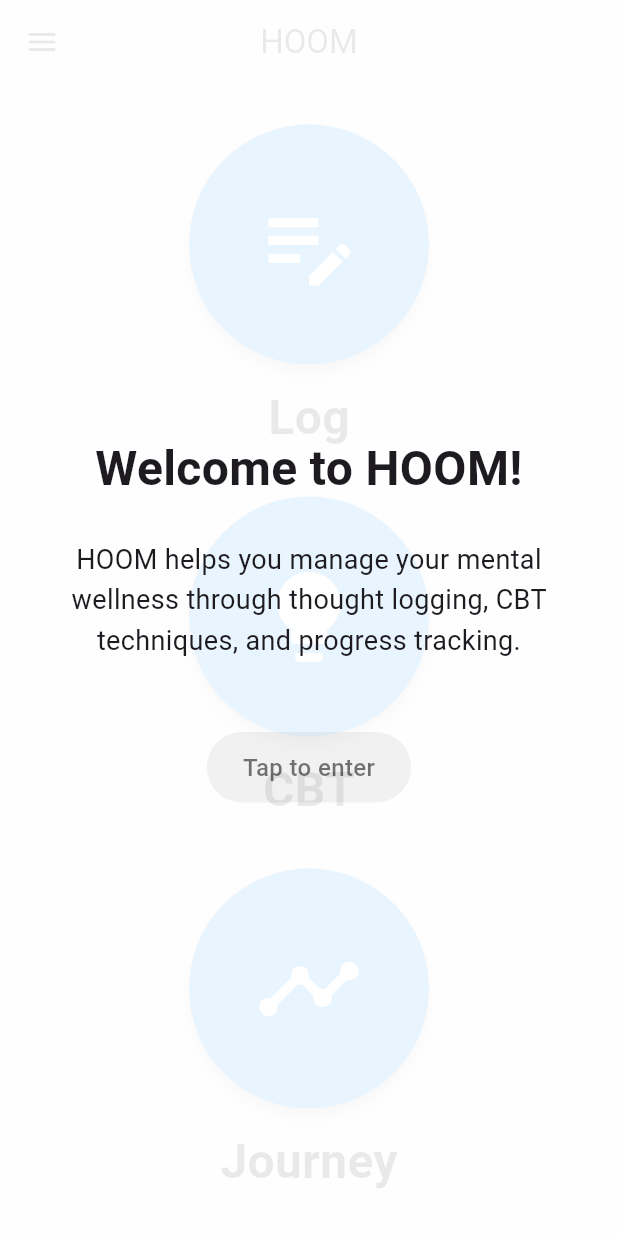
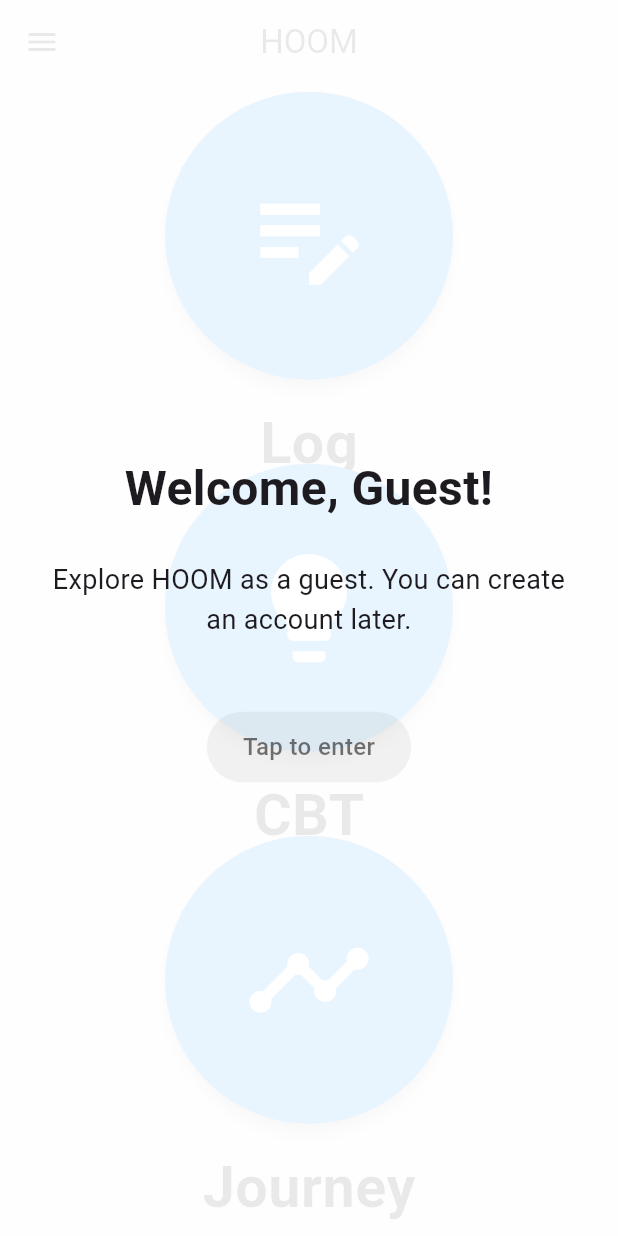
Before and after one commit to WillGasser/FlutterApp, a Flutter app: the screen it shows after launch, after a tap on "Continue as Guest", on a phone screen of 412 x 824 dp. Run offline on Flutter 3.47's test engine with Material 3 defaults, Android fonts, the phone set to English and light mode, and no system bars; drawn by our look-alikes of flutter_animate; our stand-ins replace cloud_firestore, firebase_auth, firebase_core, shared_preferences; accounts and stored records are empty.

Commit message:
button animations

```diff
--- /dev/null
+++ b/health_app/lib/button_effect.dart
@@ -0,0 +1,59 @@
+import 'dart:math';
+import 'package:flutter/material.dart';
+
+class CircularRevealRoute extends PageRouteBuilder {
+  final Widget page;
+  final Offset center;
+  final Color fillColor;
+
+  CircularRevealRoute({
+    required this.page,
+    required this.center,
+    required this.fillColor,
+  }) : super(
+          transitionDuration: const Duration(milliseconds: 600),
+          reverseTransitionDuration: const Duration(milliseconds: 600),
+          pageBuilder: (context, animation, secondaryAnimation) => page,
+        );
+
+  @override
+  Widget buildTransitions(BuildContext context, Animation<double> animation,
+      Animation<double> secondaryAnimation, Widget child) {
+    // Calculate final radius to cover the screen.
+    final Size screenSize = MediaQuery.of(context).size;
+    final double finalRadius =
+        sqrt(pow(screenSize.width, 2) + pow(screenSize.height, 2));
+
+    return Stack(
+      children: [
+        // Fill the background with the blue color.
+        Positioned.fill(child: Container(color: fillColor)),
+        // Reveal the new page with a circular clip.
+        ClipPath(
+          clipper: CircularRevealClipper(
+            center: center,
+            radius: animation.value * finalRadius,
+          ),
+          child: child,
+        ),
+      ],
+    );
+  }
+}
+
+class CircularRevealClipper extends CustomClipper<Path> {
+  final Offset center;
+  final double radius;
+
+  CircularRevealClipper({required this.center, required this.radius});
+
+  @override
+  Path getClip(Size size) {
+    return Path()..addOval(Rect.fromCircle(center: center, radius: radius));
+  }
+
+  @override
+  bool shouldReclip(CircularRevealClipper oldClipper) {
+    return radius != oldClipper.radius || center != oldClipper.center;
+  }
+}
--- a/health_app/lib/home_page.dart
+++ b/health_app/lib/home_page.dart
@@ -7,11 +7,11 @@ import 'screens/thought_log.dart';
 import 'screens/CBT_Training.dart';
 import 'screens/my_journey/my_journey_screen.dart';
 import './welcome_overlay.dart';
-
+import 'button_effect.dart';
 class HomePage extends StatefulWidget {
   final bool isNewLogin;
-
-  const HomePage({Key? key, required this.isNewLogin}) : super(key: key);
+  final String type;
+  const HomePage({Key? key, required this.isNewLogin, required this.type}) : super(key: key);
 
   @override
   State<HomePage> createState() => _HomePageState();
@@ -41,7 +41,7 @@ class _HomePageState extends State<HomePage> {
       });
 
       if (mounted && _showWelcome) {
-        await WelcomeManager.showWelcomeIfNeeded(context);
+        await WelcomeManager.showWelcomeIfNeeded(context, widget.type);
       }
     } catch (e) {
       print('Error initializing app: $e');
@@ -57,9 +57,7 @@ class _HomePageState extends State<HomePage> {
   Widget build(BuildContext context) {
     final themeProvider = Provider.of<ThemeProvider>(context);
     final isDark = themeProvider.isDarkMode;
-
     final primaryColor = isDark ? Colors.tealAccent : Colors.blue;
-    final secondaryColor = isDark ? const Color(0xFF2A2D3E) : Colors.white;
     final textColor = isDark ? Colors.white : Colors.black87;
 
     if (_isLoading) {
@@ -77,105 +75,163 @@ class _HomePageState extends State<HomePage> {
       ),
       drawer: const SideBar(),
       body: Center(
+        // Group of buttons appear with fade and slide-up animation.
         child: Column(
           mainAxisAlignment: MainAxisAlignment.center,
           children: [
-            Column(
-              mainAxisAlignment: MainAxisAlignment.center,
-              children: [
-                _buildAnimatedCircleButton(
-                  context,
-                  Icons.edit_note,
-                  'Log',
-                  primaryColor,
-                  secondaryColor,
-                  textColor,
-                  () => Navigator.push(
-                    context,
-                    MaterialPageRoute(
-                        builder: (context) => const ThoughtLogScreen()),
+            ZoomCircleButton(
+              icon: Icons.edit_note,
+              label: 'Log',
+              primaryColor: primaryColor,
+              textColor: textColor,
+              onPressed: () {
+                      // Get the tapped button's center in global coordinates.
+                      final RenderBox box = context.findRenderObject() as RenderBox;
+                      final Offset center = box.localToGlobal(box.size.center(Offset.zero));
+
+                      Navigator.of(context).push(
+                        CircularRevealRoute(
+                          page: const ThoughtLogScreen(),
+                          center: center,
+                          fillColor: primaryColor, // This will be your blue color
                         ),
-                  0, // First button animation delay
+                      );
+                    },
             ),
             const SizedBox(height: 30),
-                _buildAnimatedCircleButton(
-                  context,
-                  Icons.lightbulb,
-                  'CBT',
-                  primaryColor,
-                  secondaryColor,
-                  textColor,
-                  () => Navigator.push(
-                    context,
-                    MaterialPageRoute(builder: (context) => const CBTScreen()),
+            ZoomCircleButton(
+              icon: Icons.lightbulb,
+              label: 'CBT',
+              primaryColor: primaryColor,
+              textColor: textColor,
+             onPressed: () {
+                        // Get the tapped button's center in global coordinates.
+                        final RenderBox box = context.findRenderObject() as RenderBox;
+                        final Offset center = box.localToGlobal(box.size.center(Offset.zero));
+
+                        Navigator.of(context).push(
+                          CircularRevealRoute(
+                            page: const CBTScreen(),
+                            center: center,
+                            fillColor: primaryColor, // This will be your blue color
                           ),
-                  300, // Second button animation delay
+                        );
+                      },),
+            const SizedBox(height: 30),
+            ZoomCircleButton(
+              icon: Icons.timeline,
+              label: 'Journey',
+              primaryColor: primaryColor,
+              textColor: textColor,
+             onPressed: () {
+  // Get the tapped button's center in global coordinates.
+                        final RenderBox box = context.findRenderObject() as RenderBox;
+                        final Offset center = box.localToGlobal(box.size.center(Offset.zero));
+
+                        Navigator.of(context).push(
+                          CircularRevealRoute(
+                            page: const MyJourneyScreen(),
+                            center: center,
+                            fillColor: primaryColor, // This will be your blue color
                           ),
-                const SizedBox(height: 30),
-                _buildAnimatedCircleButton(
-                  context,
-                  Icons.timeline,
-                  'Journey',
-                  primaryColor,
-                  secondaryColor,
-                  textColor,
-                  () => Navigator.push(
-                    context,
-                    MaterialPageRoute(
-                        builder: (context) => const MyJourneyScreen()),
-                  ),
-                  600, // Third button animation delay
-                ),
-              ],
+                        );
+                      },
             ),
           ],
         )
         .animate()
-            .fade(duration: 600.ms) // Fade in effect
-            .slideY(begin: 0.1, end: 0, duration: 800.ms), // Slide up effect
+        .fade(duration: 600.ms)
+        .slideY(begin: 0.1, end: 0, duration: 800.ms),
       ),
     );
   }
+}
 
-  Widget _buildAnimatedCircleButton(
-    BuildContext context,
-    IconData icon,
-    String label,
-    Color primaryColor,
-    Color secondaryColor,
-    Color textColor,
-    VoidCallback onPressed,
-    int delay,
-  ) {
-    return Column(
+/// ZoomCircleButton is a custom widget that zooms (scales up) when tapped.
+/// Once the zoom animation completes, it navigates to the provided page.
+class ZoomCircleButton extends StatefulWidget {
+  final IconData icon;
+  final String label;
+  final Color primaryColor;
+  final Color textColor;
+  final VoidCallback onPressed;
+
+  const ZoomCircleButton({
+    Key? key,
+    required this.icon,
+    required this.label,
+    required this.primaryColor,
+    required this.textColor,
+    required this.onPressed,
+  }) : super(key: key);
+
+  @override
+  _ZoomCircleButtonState createState() => _ZoomCircleButtonState();
+}
+
+class _ZoomCircleButtonState extends State<ZoomCircleButton> with SingleTickerProviderStateMixin {
+  late final AnimationController _controller;
+
+  @override
+  void initState(){
+    super.initState();
+    _controller = AnimationController(
+      duration: 30.ms,
+      vsync: this,
+    );
+    // When the zoom animation completes, navigate and then reverse the animation.
+    _controller.addStatusListener((status) {
+      if (status == AnimationStatus.completed) {
+        widget.onPressed();
+        _controller.reverse();
+      }
+    });
+  }
+
+  @override
+  void dispose(){
+    _controller.dispose();
+    super.dispose();
+  }
+
+  @override
+  Widget build(BuildContext context) {
+    return GestureDetector(
+      onTap: () {
+        _controller.forward();
+      },
+      child: Column(
         children: [
           Material(
-          color: primaryColor,
+            color: widget.primaryColor,
             shape: const CircleBorder(),
             elevation: 4,
-          child: InkWell(
-            onTap: onPressed,
-            customBorder: const CircleBorder(),
             child: Container(
               width: 160,
               height: 160,
               decoration: const BoxDecoration(shape: BoxShape.circle),
               child: Center(
-                child: Icon(icon, size: 72, color: Colors.white),
-              ),
+                child: Icon(widget.icon, size: 72, color: Colors.white),
               ),
             ),
           ),
           const SizedBox(height: 12),
           Text(
-          label,
-          style: TextStyle(fontSize: 32, color: textColor, fontWeight: FontWeight.bold),
+            widget.label,
+            style: TextStyle(
+              fontSize: 32,
+              color: widget.textColor,
+              fontWeight: FontWeight.bold,
+            ),
           ),
         ],
-    )
-        .animate()
-        .fade(duration: 500.ms, delay: delay.ms) // Fade in with delay
-        .slideY(begin: 0.3, end: 0, duration: 600.ms, delay: delay.ms) // Slide up
-        .scaleXY(begin: 0.7, end: 1.0, duration: 500.ms, curve: Curves.bounceOut); // Bounce effect
+      ).animate(controller: _controller)
+       .scaleXY(
+         begin: 1.0,
+         end: 1.2,
+         duration: 300.ms,
+         curve: Curves.easeInOut,
+       ),
+    );
   }
 }
--- a/health_app/lib/main.dart
+++ b/health_app/lib/main.dart
@@ -1,7 +1,6 @@
 import 'package:firebase_core/firebase_core.dart';
 import 'package:flutter/material.dart';
 import 'package:firebase_auth/firebase_auth.dart';
-import 'package:shared_preferences/shared_preferences.dart';
 import 'package:provider/provider.dart';
 import './firebase_options.dart';
 import './screens/create_account_screen.dart';
@@ -43,37 +42,8 @@ class HoomApp extends StatelessWidget {
   }
 }
 
-class AuthWrapper extends StatefulWidget {
+class AuthWrapper extends StatelessWidget {
   const AuthWrapper({Key? key}) : super(key: key);
-
-  @override
-  State<AuthWrapper> createState() => _AuthWrapperState();
-}
-
-class _AuthWrapperState extends State<AuthWrapper> {
-  bool _isNewLogin = false;
-
-  @override
-  void initState() {
-    super.initState();
-    _checkAuthEvent();
-  }
-
-  Future<void> _checkAuthEvent() async {
-    SharedPreferences prefs = await SharedPreferences.getInstance();
-
-    // Check if the user is being manually authenticated (not auto login)
-    bool isNewLogin = prefs.getBool('isNewLogin') ?? false;
-
-    if (isNewLogin) {
-      setState(() {
-        _isNewLogin = true;
-      });
-
-      // Reset flag after first use so next launches don’t show welcome
-      await prefs.setBool('isNewLogin', false);
-    }
-  }
 
   @override
   Widget build(BuildContext context) {
@@ -89,14 +59,11 @@ class _AuthWrapperState extends State<AuthWrapper> {
         final user = snapshot.data;
 
         if (user == null) {
-          // User is signing in → Mark this as a new login event
-          SharedPreferences.getInstance().then((prefs) {
-            prefs.setBool('isNewLogin', true);
-          });
+
           return const CreateAccountScreen();
         }
 
-        return HomePage(isNewLogin: _isNewLogin);
+        return HomePage(isNewLogin: false, type: 'local_user');//local users ignore the welcome overlay
       },
     );
   }
--- a/health_app/lib/screens/create_account_screen.dart
+++ b/health_app/lib/screens/create_account_screen.dart
@@ -77,7 +77,7 @@ class _CreateAccountScreenState extends State<CreateAccountScreen> {
         // Navigate to home page
         Navigator.pushReplacement(
           context,
-          MaterialPageRoute(builder: (context) => const HomePage(isNewLogin:true)),
+          MaterialPageRoute(builder: (context) => const HomePage(isNewLogin:true, type: "new_user")),
         );
       }
     } catch (e) {
@@ -115,7 +115,7 @@ class _CreateAccountScreenState extends State<CreateAccountScreen> {
   void _handleGuestLogin() {
     Navigator.pushReplacement(
       context,
-      MaterialPageRoute(builder: (context) => const HomePage(isNewLogin: true)),
+      MaterialPageRoute(builder: (context) => const HomePage(isNewLogin: true, type: "guest_user")),
     );
   }
 
--- a/health_app/lib/screens/login_screen.dart
+++ b/health_app/lib/screens/login_screen.dart
@@ -52,7 +52,7 @@ class _LoginScreenState extends State<LoginScreen> {
         // If sign in is successful, navigate to the HomePage.
         Navigator.pushReplacement(
           context,
-          MaterialPageRoute(builder: (context) => const HomePage(isNewLogin: true)),
+          MaterialPageRoute(builder: (context) => const HomePage(isNewLogin: true, type: 'returning_user')),
         );
       } else {
         // If user is null, sign in failed.
@@ -74,7 +74,7 @@ class _LoginScreenState extends State<LoginScreen> {
   void _handleGuestLogin() {
     Navigator.pushReplacement(
       context,
-      MaterialPageRoute(builder: (context) => const HomePage(isNewLogin: true)),
+      MaterialPageRoute(builder: (context) => const HomePage(isNewLogin: true, type: 'guest_user')),
     );
   }
 
--- a/health_app/lib/welcome_overlay.dart
+++ b/health_app/lib/welcome_overlay.dart
@@ -5,20 +5,34 @@ import 'package:shared_preferences/shared_preferences.dart';
 
 class WelcomeOverlay extends StatelessWidget {
   final VoidCallback onDismiss;
-  final bool isFirstTime;
-  final String? lastActivity;
+  final String type;
+
 
   const WelcomeOverlay({
     Key? key,
     required this.onDismiss,
-    required this.isFirstTime,
-    this.lastActivity,
+    required this.type,
   }) : super(key: key);
 
   @override
   Widget build(BuildContext context) {
     // Get the screen size
     final size = MediaQuery.of(context).size;
+    String title_message = "Welcome!";
+    String body_message = "Welcome to HOOM!";
+
+    if (type == 'returning_user') {
+      title_message = "Welcome back!";
+      body_message = "We missed you! Let's continue your journey.";
+    } else if (type == 'new_user') {
+      title_message = "Welcome to HOOM!";
+      body_message = "We're excited to have you here. Let's get started with your mental wellness!";
+    } else if (type == 'guest_user') {
+      title_message = "Welcome, Guest!";
+      body_message = "Explore HOOM as a guest. You can create an account later.";
+    }
+
+
 
     return GestureDetector(
       onTap: onDismiss,
@@ -39,7 +53,7 @@ class WelcomeOverlay extends StatelessWidget {
                   crossAxisAlignment: CrossAxisAlignment.center,
                   children: [
                     Text(
-                      isFirstTime ? "Welcome to HOOM!" : "Welcome Back!",
+                      title_message,
                       style: const TextStyle(
                         fontSize: 32,
                         fontWeight: FontWeight.bold,
@@ -48,11 +62,7 @@ class WelcomeOverlay extends StatelessWidget {
                     ),
                     const SizedBox(height: 24),
                     Text(
-                      isFirstTime
-                          ? "HOOM helps you manage your mental wellness through thought logging, CBT techniques, and progress tracking."
-                          : lastActivity != null
-                              ? "Last time you $lastActivity"
-                              : "Continue your wellness journey with HOOM.",
+                     body_message,
                       textAlign: TextAlign.center,
                       style: const TextStyle(
                         fontSize: 18,
@@ -134,16 +144,11 @@ class WelcomeManager {
   }
 
   // Show the welcome overlay
-  static Future<void> showWelcomeIfNeeded(BuildContext context) async {
+  static Future<void> showWelcomeIfNeeded(BuildContext context, String type) async {
     try {
-      final isFirstTime = await isFirstTimeUser();
-      String? lastActivity;
-
-      if (!isFirstTime) {
-        lastActivity = await getLastActivity();
-      }
 
       if (!context.mounted) return;
+
 
       // Show overlay
       await showDialog(
@@ -154,15 +159,10 @@ class WelcomeManager {
           onDismiss: () {
             Navigator.of(context).pop();
           },
-          isFirstTime: isFirstTime,
-          lastActivity: lastActivity,
+          type: type,
         ),
       );
 
-      // Mark as returning user after showing first-time message
-      if (isFirstTime) {
-        await markAsReturningUser();
-      }
     } catch (e) {
       // Silently handle any errors to prevent app crashes
       print('Error showing welcome overlay: $e');
```
Lines whose indentation alone changed are shown as unchanged.
